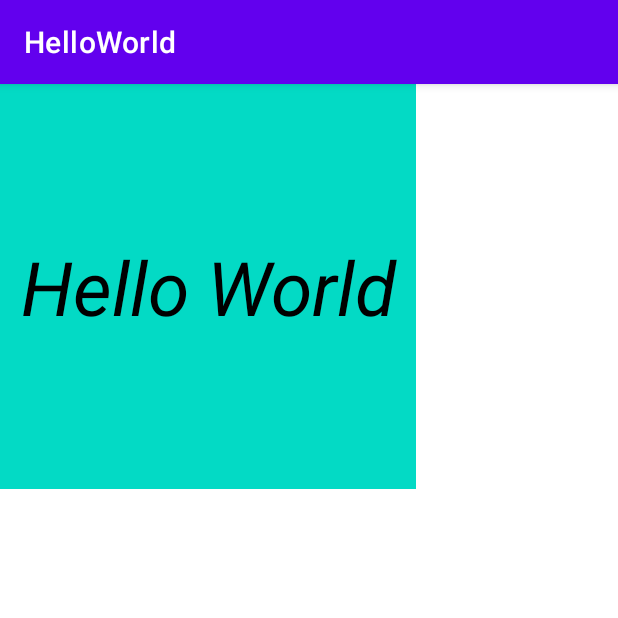
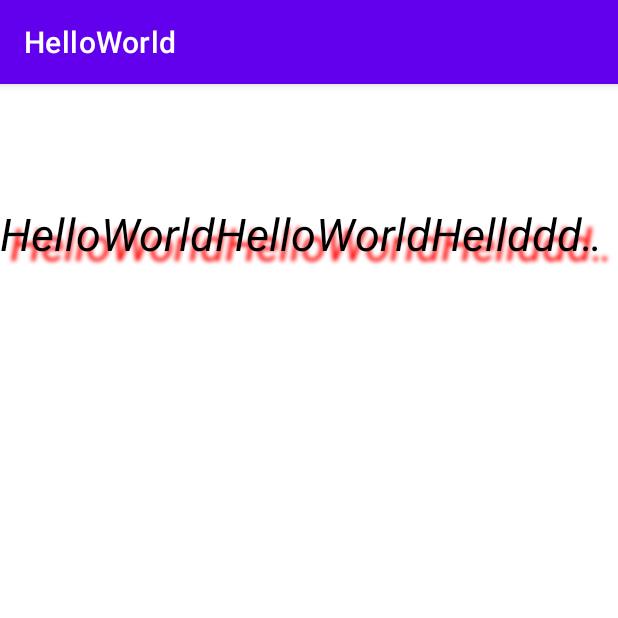
Before and after one commit to zpfate/Lesson_Android, an Android app: the screen it shows after launch (MainActivity), on a phone screen of 412 x 824 dp, the top half of it. Run offline under Robolectric (Android 15) with nearby library versions, the light colour scheme and no system bars.

Commit message:
TextView跑马灯

```diff
--- a/HelloWorld/app/src/main/java/com/example/helloworld/MainActivity.java
+++ b/HelloWorld/app/src/main/java/com/example/helloworld/MainActivity.java
@@ -13,8 +13,6 @@ public class MainActivity extends AppCompatActivity {
         /// 设置视图
         setContentView(R.layout.activity_main);
 
-        TextView tv_one = findViewById(R.id.tv_one);
-        tv_one.setText("Hello World");
 
     }
 }
--- /dev/null
+++ b/HelloWorld/app/src/main/java/com/example/helloworld/MyTextView.java
@@ -0,0 +1,29 @@
+package com.example.helloworld;
+
+import android.annotation.SuppressLint;
+import android.content.Context;
+import android.util.AttributeSet;
+import android.widget.TextView;
+
+import androidx.annotation.Nullable;
+
+@SuppressLint("AppCompatCustomView")
+public class MyTextView extends TextView {
+
+    public MyTextView(Context context) {
+        super(context);
+    }
+
+    public MyTextView(Context context, @Nullable AttributeSet attrs) {
+        super(context, attrs);
+    }
+
+    public MyTextView(Context context, @Nullable AttributeSet attrs, int defStyleAttr) {
+        super(context, attrs, defStyleAttr);
+    }
+
+    @Override
+    public boolean isFocused() {
+        return true;
+    }
+}
--- a/HelloWorld/app/src/main/res/layout/activity_main.xml
+++ b/HelloWorld/app/src/main/res/layout/activity_main.xml
@@ -6,13 +6,23 @@
 
     <TextView
         android:id="@+id/tv_one"
-        android:layout_width="277dp"
-        android:layout_height="270dp"
-        android:background="@color/teal_200"
-        android:gravity="center"
-        android:text="@string/app_name"
+        android:layout_width="match_parent"
+        android:layout_height="200dp"
+        android:gravity="center_vertical"
+        android:text="@string/helloworld"
         android:textColor="#FF000000"
-        android:textSize="50sp"
-        android:textStyle="italic" />
+        android:textSize="30sp"
+        android:textStyle="italic"
+        android:shadowColor="@color/red"
+        android:shadowRadius="3.0"
+        android:shadowDx="10"
+        android:shadowDy="10"
+        android:ellipsize="marquee"
+        android:focusable="true"
+        android:focusableInTouchMode="true"
+        android:marqueeRepeatLimit="marquee_forever"
+        android:singleLine="true" >
+        <requestFocus/>
 
+    </TextView>
 </LinearLayout>
--- a/HelloWorld/app/src/main/res/values/strings.xml
+++ b/HelloWorld/app/src/main/res/values/strings.xml
@@ -1,4 +1,5 @@
 <resources>
     <string name="app_name">HelloWorld</string>
+    <string name="helloworld">HelloWorldHelloWorldHellddddddddoWorldHelloWorldHelloWorldHelloWorld</string>
 
 </resources>
```
